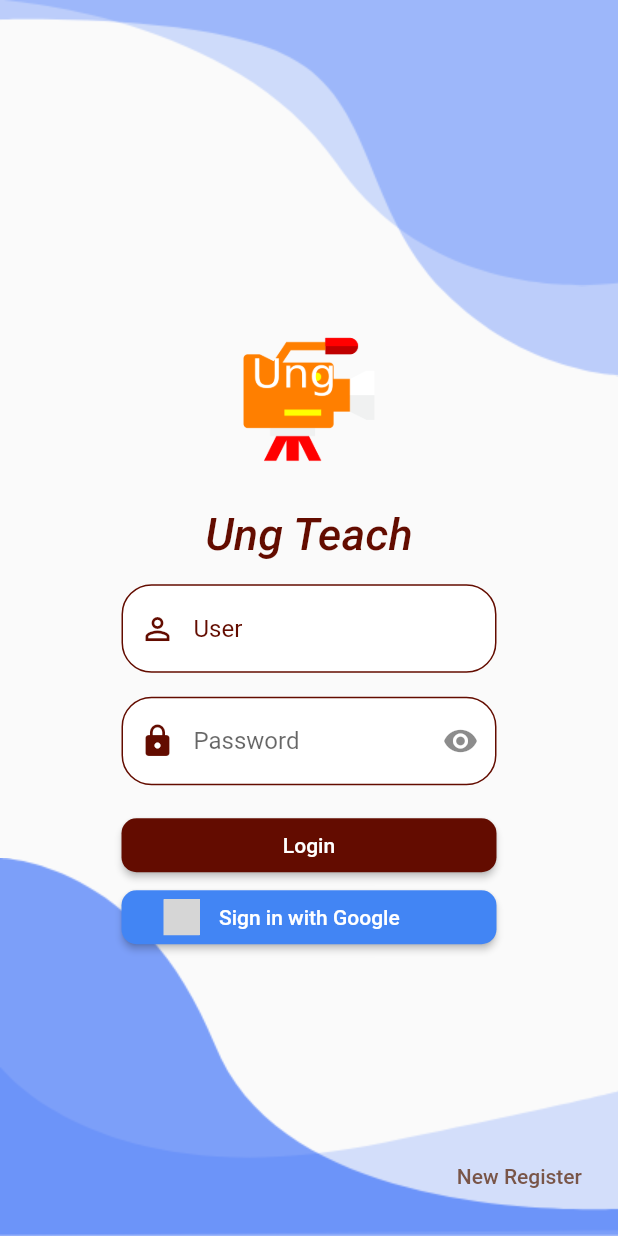
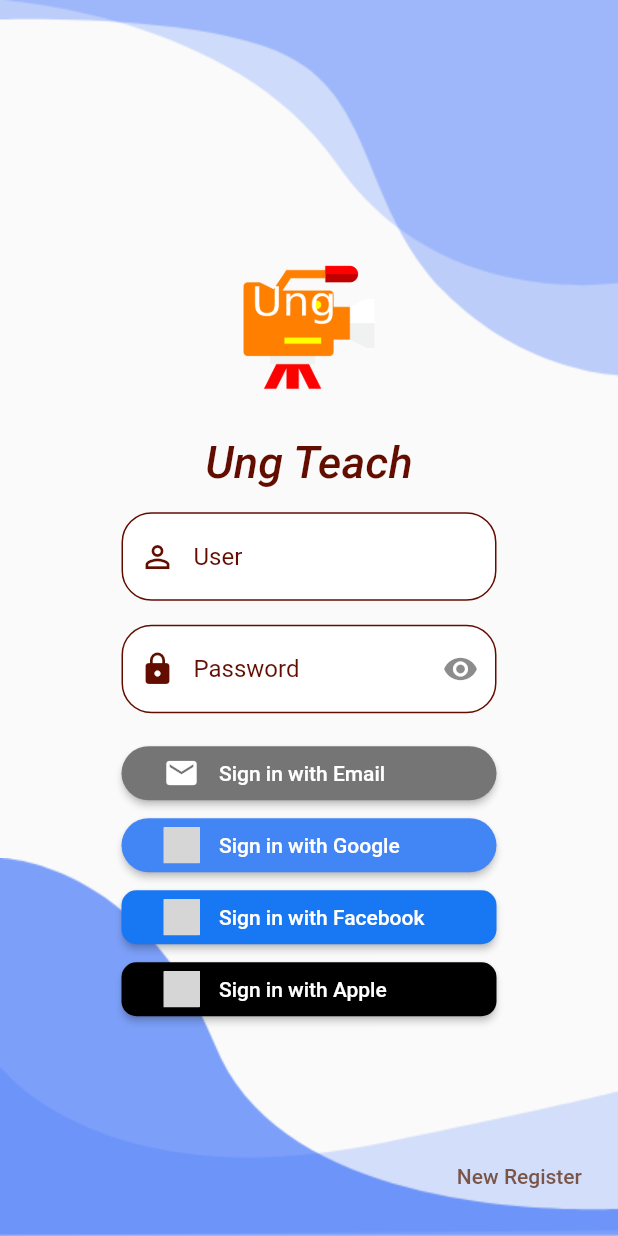
Before and after one commit to masterUNG/UngTeach, a Flutter app: the screen it shows after launch, on a phone screen of 412 x 824 dp. Run offline on Flutter 3.47's test engine with Material 2 defaults, Android fonts, the phone set to English and light mode, and no system bars; our stand-ins replace chewie, cloud_firestore, firebase_auth, firebase_core, firebase_messaging, flutter_signin_button and 2 more; missing offline and left inert: flutter_facebook_login; accounts and stored records are empty; grey boxes are pictures that could not be loaded.

Commit message:
update 21Feb

```diff
--- a/lib/main.dart
+++ b/lib/main.dart
@@ -2,6 +2,7 @@ import 'package:firebase_auth/firebase_auth.dart';
 import 'package:firebase_core/firebase_core.dart';
 import 'package:flutter/material.dart';
 import 'package:ungteach/router.dart';
+import 'package:ungteach/utility/my_style.dart';
 
 String initialRoute = '/authen';
 
@@ -21,7 +22,12 @@ class MyApp extends StatelessWidget {
   @override
   Widget build(BuildContext context) {
     return MaterialApp(
-      theme: ThemeData(primarySwatch: Colors.brown),
+      theme: ThemeData(
+        primarySwatch: Colors.brown,
+        inputDecorationTheme: InputDecorationTheme(
+          hintStyle: TextStyle(color: MyStyle().darkColor),
+        ),
+      ),
       routes: routes,
       initialRoute: initialRoute,
     );
--- a/lib/states/authen.dart
+++ b/lib/states/authen.dart
@@ -1,12 +1,16 @@
+import 'dart:convert';
+
 import 'package:firebase_auth/firebase_auth.dart';
 import 'package:firebase_core/firebase_core.dart';
 import 'package:flutter/material.dart';
+import 'package:flutter_facebook_login/flutter_facebook_login.dart';
 import 'package:flutter_signin_button/button_list.dart';
 import 'package:flutter_signin_button/button_view.dart';
 import 'package:google_sign_in/google_sign_in.dart';
 import 'package:ungteach/utility/background.dart';
 import 'package:ungteach/utility/dialog.dart';
 import 'package:ungteach/utility/my_style.dart';
+import 'package:http/http.dart' as http;
 
 class Authen extends StatefulWidget {
   @override
@@ -41,8 +45,10 @@ class _AuthenState extends State<Authen> {
             buildAppName(),
             buildUser(),
             buildPassword(),
-            buildLogin(),
+            buildSignWithEmail(),
             buildSignWithGmail(),
+            buildSignWithFacebook(),
+            buildSignWithAppleId(),
           ],
         ),
       ],
@@ -55,9 +61,75 @@ class _AuthenState extends State<Authen> {
       child: SignInButton(
         Buttons.GoogleDark,
         shape: RoundedRectangleBorder(
+          borderRadius: BorderRadius.circular(30),
+        ),
+        onPressed: () => signWithGmail(),
+      ),
+    );
+  }
+
+  Container buildSignWithFacebook() {
+    return Container(
+      width: 250,
+      child: SignInButton(
+        Buttons.FacebookNew,
+        shape: RoundedRectangleBorder(
           borderRadius: BorderRadius.circular(10),
         ),
-        onPressed: () => signWithGmail(),
+        onPressed: () => singWithFacebook(),
+      ),
+    );
+  }
+
+  final FacebookLogin facebookLogin = FacebookLogin();
+
+  Future<Null> singWithFacebook() async {
+    print('SingWithFacebook');
+    final result = await facebookLogin.logIn(['email']);
+    switch (result.status) {
+      case FacebookLoginStatus.loggedIn:
+        final String token = result.accessToken.token;
+        final graphResponse = await http.get(
+            'https://graph.facebook.com/v2.12/me?fields=name,first_name,last_name,email&access_token=${token}');
+        final profile = json.decode(graphResponse.body);
+        print('######### profile ==> $profile');
+        await Firebase.initializeApp().then((value) async {
+
+        });
+        break;
+      default:
+    }
+  }
+
+  Container buildSignWithAppleId() {
+    return Container(
+      width: 250,
+      child: SignInButton(
+        Buttons.AppleDark,
+        shape: RoundedRectangleBorder(
+          borderRadius: BorderRadius.circular(10),
+        ),
+        onPressed: () {},
+      ),
+    );
+  }
+
+  Container buildSignWithEmail() {
+    return Container(
+      margin: EdgeInsets.only(top: 16),
+      width: 250,
+      child: SignInButton(
+        Buttons.Email,
+        shape: RoundedRectangleBorder(
+          borderRadius: BorderRadius.circular(30),
+        ),
+        onPressed: () {
+          if ((user?.isEmpty ?? true) || (password?.isEmpty ?? true)) {
+            normalDialog(context, 'Have Space ? Please Fill All Blank');
+          } else {
+            checkAuthen();
+          }
+        },
       ),
     );
   }
@@ -83,7 +155,6 @@ class _AuthenState extends State<Authen> {
             Navigator.pushNamed(context, '/myService');
           });
         });
-
       });
     });
   }
@@ -98,13 +169,7 @@ class _AuthenState extends State<Authen> {
           shape:
               RoundedRectangleBorder(borderRadius: BorderRadius.circular(10)),
         ),
-        onPressed: () {
-          if ((user?.isEmpty ?? true) || (password?.isEmpty ?? true)) {
-            normalDialog(context, 'Have Space ? Please Fill All Blank');
-          } else {
-            checkAuthen();
-          }
-        },
+        onPressed: () {},
         child: Text('Login'),
       ),
     );
@@ -125,7 +190,6 @@ class _AuthenState extends State<Authen> {
         keyboardType: TextInputType.emailAddress,
         style: TextStyle(color: MyStyle().darkColor),
         decoration: InputDecoration(
-          hintStyle: TextStyle(color: MyStyle().darkColor),
           prefixIcon: Icon(
             Icons.perm_identity,
             color: MyStyle().darkColor,
@@ -154,10 +218,8 @@ class _AuthenState extends State<Authen> {
               setState(() {
                 statusRedEye = !statusRedEye;
               });
-              print('statusRedEye = $statusRedEye');
             },
           ),
-          labelStyle: TextStyle(color: MyStyle().darkColor),
           prefixIcon: Icon(
             Icons.lock,
             color: MyStyle().darkColor,
--- a/pubspec.yaml
+++ b/pubspec.yaml
@@ -36,6 +36,8 @@ dependencies:
   flutter_signin_button: ^1.1.0
   google_sign_in: ^4.5.9
   firebase_messaging: ^7.0.3
+  flutter_facebook_login: ^3.0.0
+  http: ^0.12.2
 
 dev_dependencies:
   flutter_test:
```
Also changed, not shown: pubspec.lock, 2 other files.
